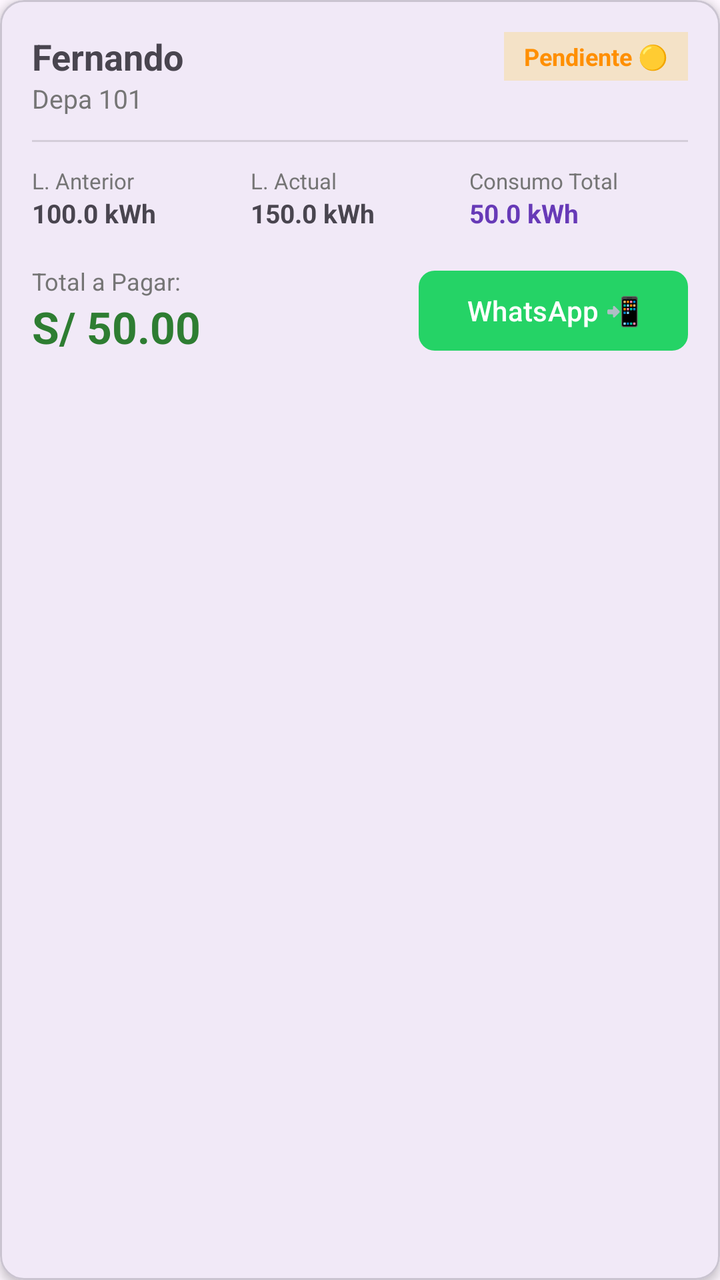
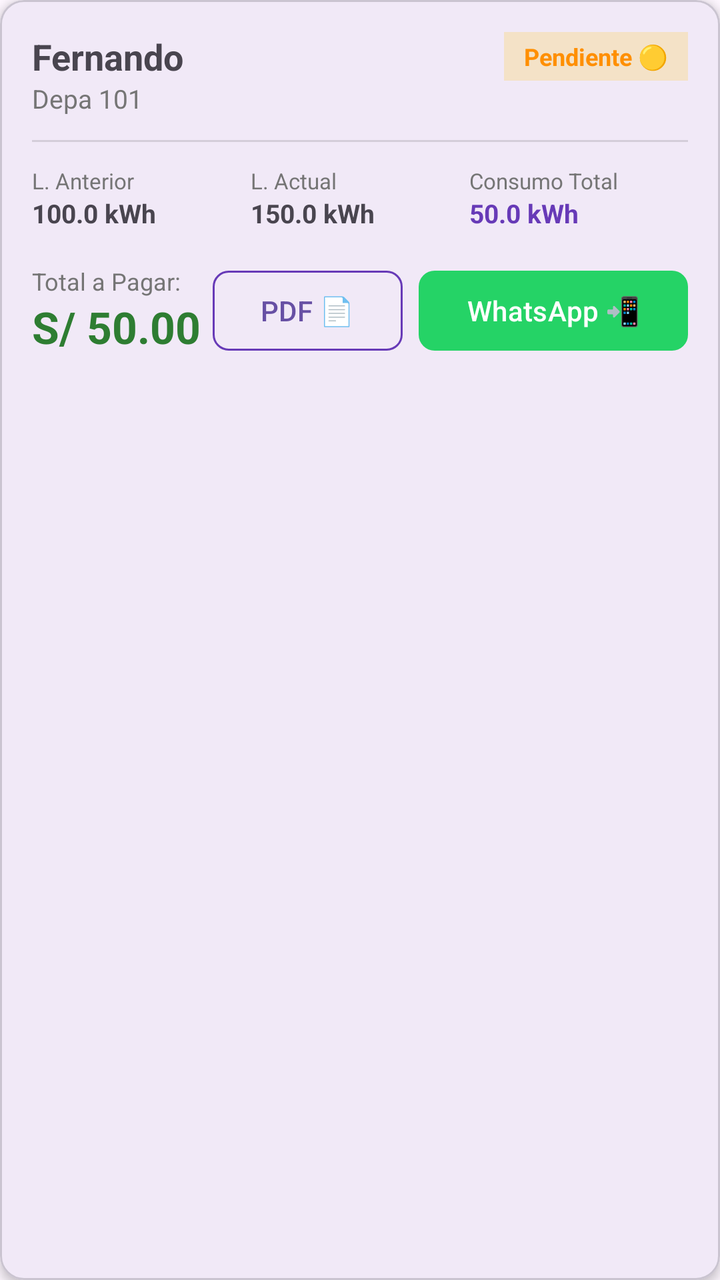

Compare the two renders of this Android layout. The source of the first and the diff that turns it into the second are given below.
<!-- AndroidManifest.xml: application theme Theme.KiloWatt -->
<!-- res/layout/item_cobro.xml -->
<?xml version="1.0" encoding="utf-8"?>
<com.google.android.material.card.MaterialCardView xmlns:android="http://schemas.android.com/apk/res/android"
    xmlns:app="http://schemas.android.com/apk/res-auto"
    android:layout_width="match_parent"
    android:layout_height="wrap_content"
    android:layout_marginBottom="12dp"
    app:cardCornerRadius="12dp"
    app:cardElevation="3dp">

    <LinearLayout
        android:layout_width="match_parent"
        android:layout_height="wrap_content"
        android:orientation="vertical"
        android:padding="16dp">

        
        <RelativeLayout
            android:layout_width="match_parent"
            android:layout_height="wrap_content">

            <LinearLayout
                android:layout_width="wrap_content"
                android:layout_height="wrap_content"
                android:layout_alignParentStart="true"
                android:orientation="vertical">

                <TextView
                    android:id="@+id/tvNombreInquilino"
                    android:layout_width="wrap_content"
                    android:layout_height="wrap_content"
                    android:text="Fernando"
                    android:textSize="18sp"
                    android:textStyle="bold" />

                <TextView
                    android:id="@+id/tvEspacio"
                    android:layout_width="wrap_content"
                    android:layout_height="wrap_content"
                    android:text="Depa 101"
                    android:textColor="#757575"
                    android:textSize="13sp" />
            </LinearLayout>

            
            <TextView
                android:id="@+id/tvEstadoPago"
                android:layout_width="wrap_content"
                android:layout_height="wrap_content"
                android:layout_alignParentEnd="true"
                android:background="#33FFC107"
                android:paddingHorizontal="10dp"
                android:paddingVertical="4dp"
                android:text="Pendiente 🟡"
                android:textColor="#FF8F00"
                android:textSize="12sp"
                android:textStyle="bold" />
        </RelativeLayout>

        <View
            android:layout_width="match_parent"
            android:layout_height="1dp"
            android:layout_marginVertical="12dp"
            android:background="#1F000000" />

        
        <LinearLayout
            android:layout_width="match_parent"
            android:layout_height="wrap_content"
            android:orientation="horizontal"
            android:weightSum="3">

            <LinearLayout
                android:layout_width="0dp"
                android:layout_height="wrap_content"
                android:layout_weight="1"
                android:orientation="vertical">

                <TextView
                    android:layout_width="wrap_content"
                    android:layout_height="wrap_content"
                    android:text="L. Anterior"
                    android:textColor="#757575"
                    android:textSize="11sp" />

                <TextView
                    android:id="@+id/tvLecturaAnterior"
                    android:layout_width="wrap_content"
                    android:layout_height="wrap_content"
                    android:text="100.0 kWh"
                    android:textSize="13sp"
                    android:textStyle="bold" />
            </LinearLayout>

            <LinearLayout
                android:layout_width="0dp"
                android:layout_height="wrap_content"
                android:layout_weight="1"
                android:orientation="vertical">

                <TextView
                    android:layout_width="wrap_content"
                    android:layout_height="wrap_content"
                    android:text="L. Actual"
                    android:textColor="#757575"
                    android:textSize="11sp" />

                <TextView
                    android:id="@+id/tvLecturaActual"
                    android:layout_width="wrap_content"
                    android:layout_height="wrap_content"
                    android:text="150.0 kWh"
                    android:textSize="13sp"
                    android:textStyle="bold" />
            </LinearLayout>

            <LinearLayout
                android:layout_width="0dp"
                android:layout_height="wrap_content"
                android:layout_weight="1"
                android:orientation="vertical">

                <TextView
                    android:layout_width="wrap_content"
                    android:layout_height="wrap_content"
                    android:text="Consumo Total"
                    android:textColor="#757575"
                    android:textSize="11sp" />

                <TextView
                    android:id="@+id/tvConsumoKwh"
                    android:layout_width="wrap_content"
                    android:layout_height="wrap_content"
                    android:text="50.0 kWh"
                    android:textColor="#673AB7"
                    android:textSize="13sp"
                    android:textStyle="bold" />
            </LinearLayout>
        </LinearLayout>

        
        <RelativeLayout
            android:layout_width="match_parent"
            android:layout_height="wrap_content"
            android:layout_marginTop="16dp">

            <LinearLayout
                android:layout_width="wrap_content"
                android:layout_height="wrap_content"
                android:layout_alignParentStart="true"
                android:layout_centerVertical="true"
                android:orientation="vertical">

                <TextView
                    android:layout_width="wrap_content"
                    android:layout_height="wrap_content"
                    android:text="Total a Pagar:"
                    android:textColor="#757575"
                    android:textSize="12sp" />

                <TextView
                    android:id="@+id/tvMontoPagarSoles"
                    android:layout_width="wrap_content"
                    android:layout_height="wrap_content"
                    android:text="S/ 50.00"
                    android:textColor="#2E7D32"
                    android:textSize="22sp"
                    android:textStyle="bold" />
            </LinearLayout>

            <com.google.android.material.button.MaterialButton
                android:id="@+id/btnEnviarWhatsapp"
                android:layout_width="wrap_content"
                android:layout_height="wrap_content"
                android:layout_alignParentEnd="true"
                android:layout_centerVertical="true"
                android:text="WhatsApp 📲"
                app:backgroundTint="#25D366"
                app:cornerRadius="8dp" />
        </RelativeLayout>

    </LinearLayout>
</com.google.android.material.card.MaterialCardView>
<!-- resources referenced by this layout -->
<resources>
  <style name="Theme.KiloWatt" parent="Base.Theme.KiloWatt" />
  <style name="Base.Theme.KiloWatt" parent="Theme.Material3.DayNight.NoActionBar">
          
          
      </style>
</resources>

<!-- the commit's change to res/layout/item_cobro.xml (unified diff, before → after) -->
@@ -167,15 +167,31 @@
                     android:textStyle="bold" />
             </LinearLayout>
 
-            <com.google.android.material.button.MaterialButton
-                android:id="@+id/btnEnviarWhatsapp"
+            <LinearLayout
                 android:layout_width="wrap_content"
                 android:layout_height="wrap_content"
                 android:layout_alignParentEnd="true"
                 android:layout_centerVertical="true"
-                android:text="WhatsApp 📲"
-                app:backgroundTint="#25D366"
-                app:cornerRadius="8dp" />
+                android:orientation="horizontal">
+
+                <com.google.android.material.button.MaterialButton
+                    android:id="@+id/btnExportarPdf"
+                    style="@style/Widget.Material3.Button.OutlinedButton"
+                    android:layout_width="wrap_content"
+                    android:layout_height="wrap_content"
+                    android:layout_marginEnd="8dp"
+                    android:text="PDF 📄"
+                    app:cornerRadius="8dp"
+                    app:strokeColor="#673AB7" />
+
+                <com.google.android.material.button.MaterialButton
+                    android:id="@+id/btnEnviarWhatsapp"
+                    android:layout_width="wrap_content"
+                    android:layout_height="wrap_content"
+                    android:text="WhatsApp 📲"
+                    app:backgroundTint="#25D366"
+                    app:cornerRadius="8dp" />
+            </LinearLayout>
         </RelativeLayout>
 
     </LinearLayout>
